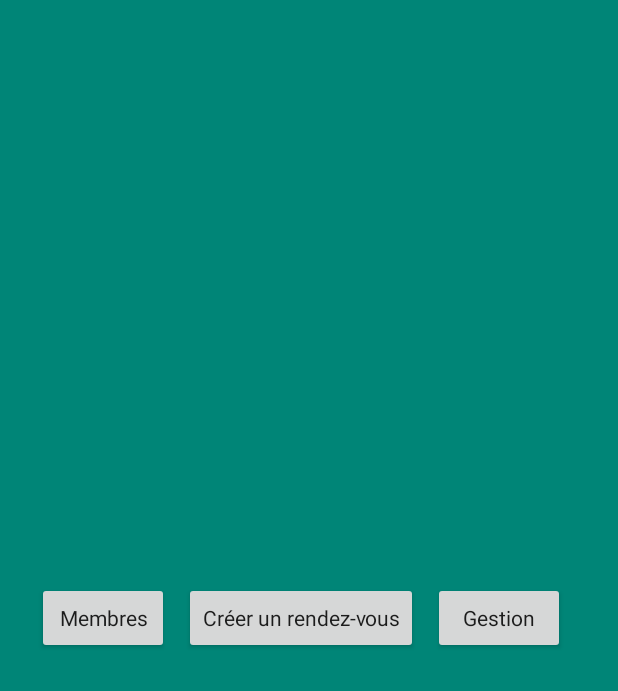
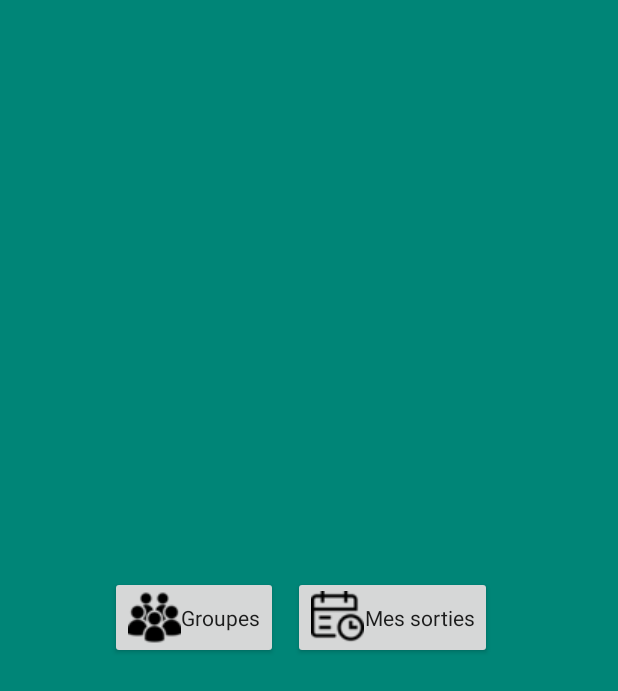
Before and after one commit to Pinaworld/friendtracker, an Android app: the fragment MenuGroupFragment shown on its own in the app's theme, on a phone screen of 412 x 824 dp. Shown: the top 691 px of the screen. Run offline under Robolectric (Android 15) with nearby library versions, the phone set to English and light mode, and no system bars.

Commit message:
New activities,creating fragments menu buttons, setting menu button to activities

```diff
--- a/app/src/main/java/com/example/pinbe/friendtracker/Activities/LoginActivity.java
+++ b/app/src/main/java/com/example/pinbe/friendtracker/Activities/LoginActivity.java
@@ -62,9 +62,6 @@ public class LoginActivity extends AppCompatActivity{
         });
 
         if(auth.getCurrentUser()!= null){
-
-            Toast.makeText(LoginActivity.this, "Connection Successfull." ,
-                    Toast.LENGTH_SHORT).show();
             startActivity(new Intent(getApplicationContext(),MainActivity.class));
         }
     }
@@ -86,8 +83,7 @@ public class LoginActivity extends AppCompatActivity{
                             // signed in user can be handled in the listener.
                             progressBar.setVisibility(View.GONE);
                             if (task.isSuccessful()) {
-                                Toast.makeText(LoginActivity.this, "Authenticated",
-                                        Toast.LENGTH_SHORT).show();
+                                finish();
                                 startActivity(new Intent(LoginActivity.this, MainActivity.class));
                             }
                             else {
--- a/app/src/main/java/com/example/pinbe/friendtracker/Activities/RegisterActivity.java
+++ b/app/src/main/java/com/example/pinbe/friendtracker/Activities/RegisterActivity.java
@@ -99,6 +99,7 @@ public class RegisterActivity extends AppCompatActivity {
                                 createUser(email, password, lastName, firstName, phoneNumber);
                                 Toast.makeText(RegisterActivity.this, "Registered.",
                                         Toast.LENGTH_SHORT).show();
+                                finish();
                                 startActivity(new Intent(getApplicationContext(), MainActivity.class));
                             } else {
                                 Toast.makeText(RegisterActivity.this, "Register failed." + task.getException(),
--- a/app/src/main/java/com/example/pinbe/friendtracker/Fragments/MenuGroupFragment.java
+++ b/app/src/main/java/com/example/pinbe/friendtracker/Fragments/MenuGroupFragment.java
@@ -1,17 +1,24 @@
 package com.example.pinbe.friendtracker.Fragments;
 
 
+import android.content.Intent;
 import android.os.Bundle;
 import android.support.v4.app.Fragment;
 import android.view.LayoutInflater;
 import android.view.View;
 import android.view.ViewGroup;
+import android.widget.Button;
 
+import com.example.pinbe.friendtracker.Activities.AppointmentsActivity;
+import com.example.pinbe.friendtracker.Activities.GroupsActivity;
 import com.example.pinbe.friendtracker.R;
 
 
 public class MenuGroupFragment extends Fragment {
 
+    private Button groupsButton;
+    private Button appointmentsButton;
+    private ViewGroup inflatedView;
 
     public MenuGroupFragment() {
     }
@@ -20,7 +27,30 @@ public class MenuGroupFragment extends Fragment {
     public View onCreateView(LayoutInflater inflater, ViewGroup container,
                              Bundle savedInstanceState) {
 
+        this.inflatedView = container;
+
         return inflater.inflate(R.layout.fragment_menu_group, container, false);
     }
 
+    @Override
+    public void onStart() {
+        super.onStart();
+
+        groupsButton = inflatedView.findViewById(R.id.groupsButton);
+        appointmentsButton = inflatedView.findViewById(R.id.appointmentsButton);
+
+        groupsButton.setOnClickListener(new View.OnClickListener() {
+            @Override
+            public void onClick(View v) {
+                startActivity(new Intent(getContext(), GroupsActivity.class));
+            }
+        });
+
+        appointmentsButton.setOnClickListener(new View.OnClickListener() {
+            @Override
+            public void onClick(View v) {
+                startActivity(new Intent(getContext(), AppointmentsActivity.class));
+            }
+        });
+    }
 }
--- a/app/src/main/res/layout/fragment_menu_group.xml
+++ b/app/src/main/res/layout/fragment_menu_group.xml
@@ -15,11 +15,12 @@
         >
 
         <Button
-            android:id="@+id/membersButton"
+            android:id="@+id/groupsButton"
             android:layout_width="wrap_content"
             android:layout_height="wrap_content"
-            android:text="@string/members_button"
+            android:text="@string/groups_button"
             android:layout_marginRight="10dp"
+            android:drawableLeft="@drawable/group"
             android:textAppearance="@style/TextAppearance.AppCompat"
             />
 
@@ -28,15 +29,9 @@
             android:layout_width="wrap_content"
             android:layout_height="wrap_content"
             android:text="@string/appointment_creation_button"
+            android:drawableLeft="@drawable/appointment"
             android:textAppearance="@style/TextAppearance.AppCompat"
             android:layout_marginRight="10dp" />
 
-        <Button
-            android:id="@+id/groupsManagingButton"
-            android:layout_width="wrap_content"
-            android:layout_height="wrap_content"
-            android:text="@string/group_managing_button"
-            android:textAppearance="@style/TextAppearance.AppCompat"
-            android:layout_marginRight="10dp" />
     </LinearLayout>
 </FrameLayout>
--- a/app/src/main/res/values/strings.xml
+++ b/app/src/main/res/values/strings.xml
@@ -24,9 +24,8 @@
     <string name="title_activity_main">FriendTracker</string>
     <string name="navigation_drawer_open">Open navigation drawer</string>
     <string name="navigation_drawer_close">Close navigation drawer</string>
-    <string name="members_button">Membres</string>
-    <string name="group_managing_button">Gestion</string>
-    <string name="appointment_creation_button">Créer un rendez-vous</string>
+    <string name="groups_button">Groupes</string>
+    <string name="appointment_creation_button">Mes sorties</string>
     <string name="friends_button">Mes amis</string>
     <string name="friends_adding_button">Ajouter un ami</string>
     <string name="appointments_button">Mes rendez-vous</string>
@@ -34,4 +33,7 @@
     <string name="parameters_button">Paramètres</string>
     <string name="title_activity_appointments">AppointmentsActivity</string>
     <string name="title_activity_friends">FriendsActivity</string>
+    <string name="title_activity_groups">GroupsActivity</string>
+    <string name="title_activity_parameters">ParametersActivity</string>
+    <string name="title_activity_profile">ProfileActivity</string>
 </resources>
```
Also changed, not shown: app/src/main/AndroidManifest.xml (+13 -1 lines), app/src/main/java/com/example/pinbe/friendtracker/Activities/GroupsActivity.java (added, +31 -0 lines), app/src/main/java/com/example/pinbe/friendtracker/Activities/MainActivity.java (+21 -15 lines), app/src/main/java/com/example/pinbe/friendtracker/Activities/ParametersActivity.java (added, +31 -0 lines), app/src/main/java/com/example/pinbe/friendtracker/Activities/ProfileActivity.java (added, +31 -0 lines), app/src/main/java/com/example/pinbe/friendtracker/Fragments/MenuParametersFragment.java (+46 -0 lines), app/src/main/res/layout/activity_groups.xml (added, +31 -0 lines), app/src/main/res/layout/activity_parameters.xml (added, +31 -0 lines), app/src/main/res/layout/activity_profile.xml (added, +31 -0 lines).
